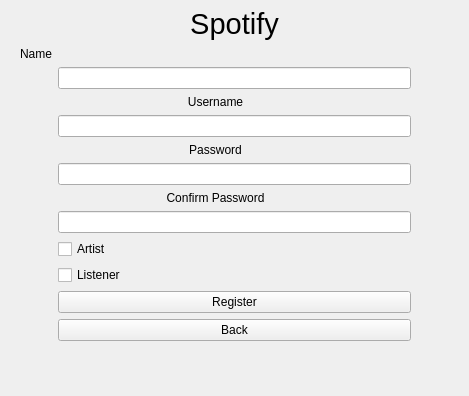
The window that registerwindow.ui (ghazaleh-nahayatf/Spotify-Project) describes before a commit, drawn with Qt 5.
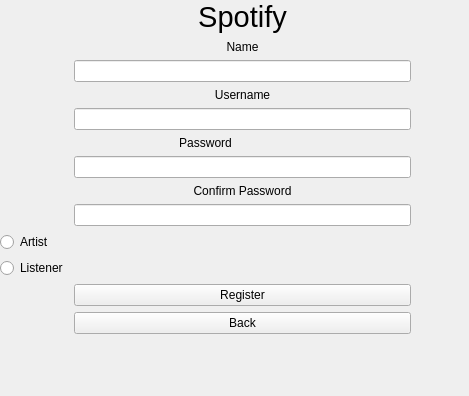
The same window after the commit.

Commit message: Complete RegisterWindow

```diff
--- a/registerwindow.ui
+++ b/registerwindow.ui
@@ -16,10 +16,10 @@
   <widget class="QWidget" name="layoutWidget">
    <property name="geometry">
     <rect>
-     <x>20</x>
-     <y>7</y>
-     <width>391</width>
-     <height>391</height>
+     <x>0</x>
+     <y>0</y>
+     <width>411</width>
+     <height>430</height>
     </rect>
    </property>
    <layout class="QFormLayout" name="formLayout">
@@ -38,7 +38,7 @@
       </property>
      </widget>
     </item>
-    <item row="3" column="0">
+    <item row="1" column="1">
      <widget class="QLabel" name="label_2">
       <property name="text">
        <string>Name</string>
@@ -48,10 +48,10 @@
       </property>
      </widget>
     </item>
-    <item row="4" column="1">
+    <item row="3" column="1">
      <widget class="QLineEdit" name="nameLineEdit"/>
     </item>
-    <item row="6" column="0" colspan="2">
+    <item row="5" column="1">
      <widget class="QLabel" name="label_3">
       <property name="text">
        <string>Username</string>
@@ -61,10 +61,10 @@
       </property>
      </widget>
     </item>
-    <item row="7" column="1">
+    <item row="6" column="1">
      <widget class="QLineEdit" name="usernameLineEdit"/>
     </item>
-    <item row="9" column="0" colspan="2">
+    <item row="11" column="0" colspan="2">
      <widget class="QLabel" name="label_4">
       <property name="text">
        <string>Password</string>
@@ -74,58 +74,58 @@
       </property>
      </widget>
     </item>
-    <item row="10" column="1">
+    <item row="12" column="1">
      <widget class="QLineEdit" name="passwordLineEdit">
       <property name="echoMode">
        <enum>QLineEdit::EchoMode::Password</enum>
       </property>
      </widget>
     </item>
-    <item row="12" column="0" colspan="2">
-     <widget class="QLabel" name="label_5">
-      <property name="text">
-       <string>Confirm Password</string>
-      </property>
-      <property name="alignment">
-       <set>Qt::AlignmentFlag::AlignCenter</set>
-      </property>
-     </widget>
-    </item>
-    <item row="13" column="1">
-     <widget class="QLineEdit" name="confirmPasswordLineEdit">
-      <property name="echoMode">
-       <enum>QLineEdit::EchoMode::Password</enum>
-      </property>
-     </widget>
-    </item>
-    <item row="15" column="1">
-     <widget class="QCheckBox" name="checkBox">
-      <property name="text">
-       <string>Artist</string>
-      </property>
-     </widget>
-    </item>
-    <item row="16" column="1">
-     <widget class="QCheckBox" name="checkBox_2">
-      <property name="text">
-       <string>Listener</string>
-      </property>
-     </widget>
-    </item>
-    <item row="17" column="1">
-     <widget class="QPushButton" name="pushButton">
+    <item row="24" column="1">
+     <widget class="QPushButton" name="registerButton">
       <property name="text">
        <string>Register</string>
       </property>
      </widget>
     </item>
-    <item row="18" column="1">
+    <item row="25" column="1">
      <widget class="QPushButton" name="backButton">
       <property name="text">
        <string>Back</string>
       </property>
      </widget>
     </item>
+    <item row="18" column="1">
+     <widget class="QLineEdit" name="confirmPasswordLineEdit">
+      <property name="echoMode">
+       <enum>QLineEdit::EchoMode::Password</enum>
+      </property>
+     </widget>
+    </item>
+    <item row="16" column="1">
+     <widget class="QLabel" name="label_5">
+      <property name="text">
+       <string>Confirm Password</string>
+      </property>
+      <property name="alignment">
+       <set>Qt::AlignmentFlag::AlignCenter</set>
+      </property>
+     </widget>
+    </item>
+    <item row="23" column="0">
+     <widget class="QRadioButton" name="listenerRadioButton">
+      <property name="text">
+       <string>Listener</string>
+      </property>
+     </widget>
+    </item>
+    <item row="19" column="0">
+     <widget class="QRadioButton" name="artistRadioButton">
+      <property name="text">
+       <string>Artist</string>
+      </property>
+     </widget>
+    </item>
    </layout>
   </widget>
  </widget>
```
The commit also changes 16 other files.
